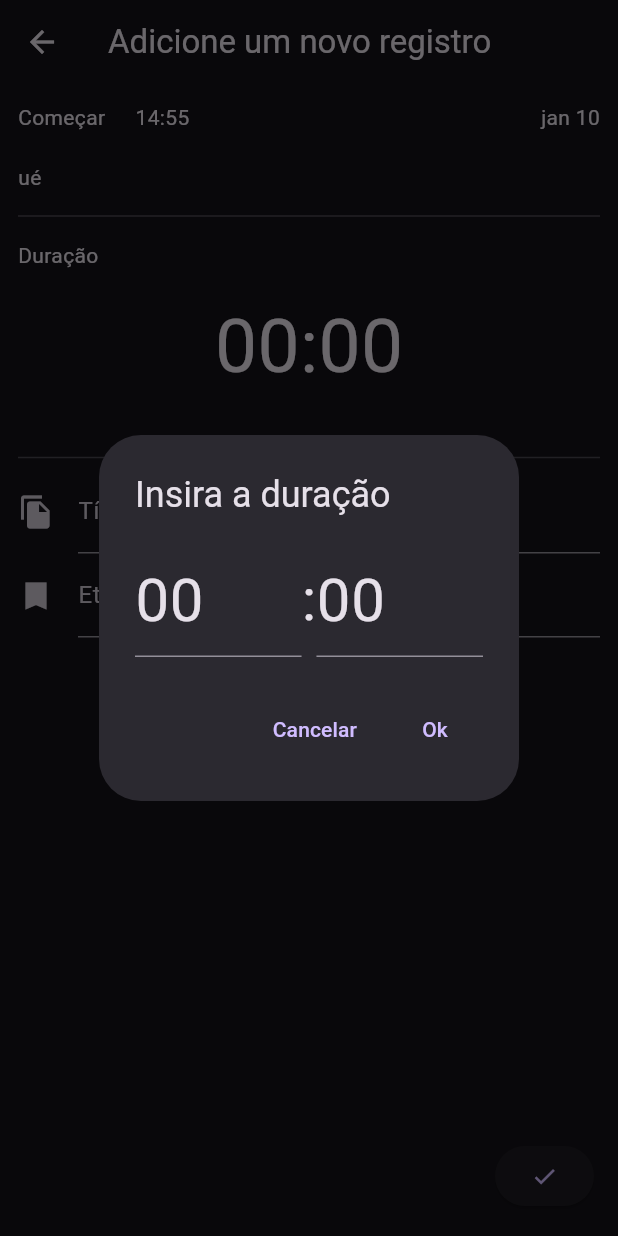
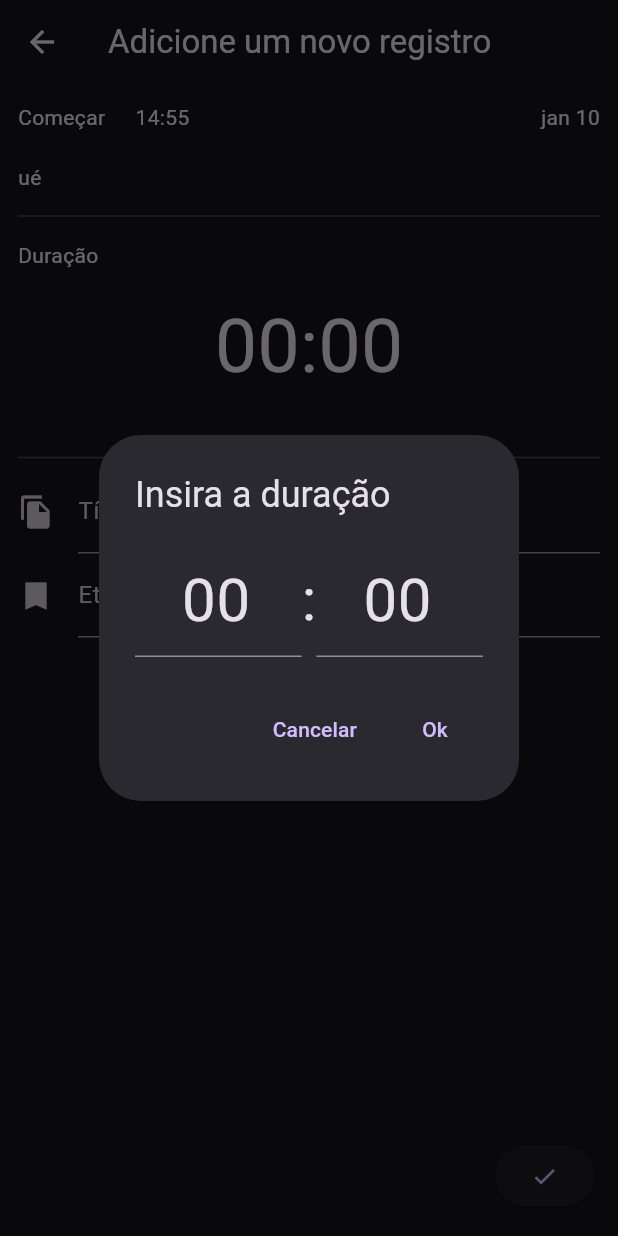
Before and after one commit to Overdrive-Internal-Product-Team/overtimer-mobile, a Flutter app: the NewIntervalItem screen opened directly, after a tap on an icon or button, on a phone screen of 412 x 824 dp. Run offline on Flutter 3.47's test engine with Material 3 defaults, Android fonts, the light colour scheme and no system bars; our stand-ins replace flutter_dotenv.

Commit message:
minor style change

```diff
--- a/lib/widgets/new_interval/new_interval_duration_input.dart
+++ b/lib/widgets/new_interval/new_interval_duration_input.dart
@@ -23,6 +23,7 @@ class _NewIntervalDurationInputState extends State<NewIntervalDurationInput> {
   void _openAddExpenseOverlay(BuildContext context) {
     _hoursController.text = widget.currentHoursDuration;
     _hoursController.text = widget.currentMinutesDuration;
+
     showDialog(
       useSafeArea: true,
       context: context,
@@ -34,7 +35,10 @@ class _NewIntervalDurationInputState extends State<NewIntervalDurationInput> {
             Expanded(
               child: TextField(
                 controller: _hoursController,
+                textAlign: TextAlign.center,
                 style: const TextStyle(fontSize: 40),
+                keyboardType: const TextInputType.numberWithOptions(
+                    signed: false, decimal: false),
               ),
             ),
             const Text(
@@ -44,7 +48,10 @@ class _NewIntervalDurationInputState extends State<NewIntervalDurationInput> {
             Expanded(
               child: TextField(
                 controller: _minutesController,
+                textAlign: TextAlign.center,
                 style: const TextStyle(fontSize: 40),
+                keyboardType: const TextInputType.numberWithOptions(
+                    signed: false, decimal: false),
               ),
             ),
           ],
```
